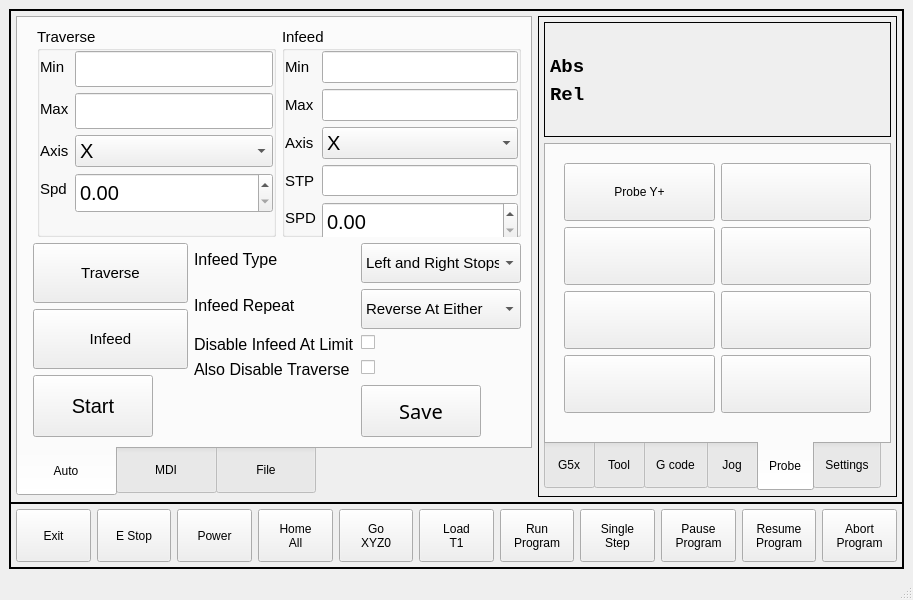
Qt form debian/python3-grinder-touch/usr/lib/python3/dist-packages/grinder_touch/mainwindow.ui (digiexchris/grinder_touch) before a commit.
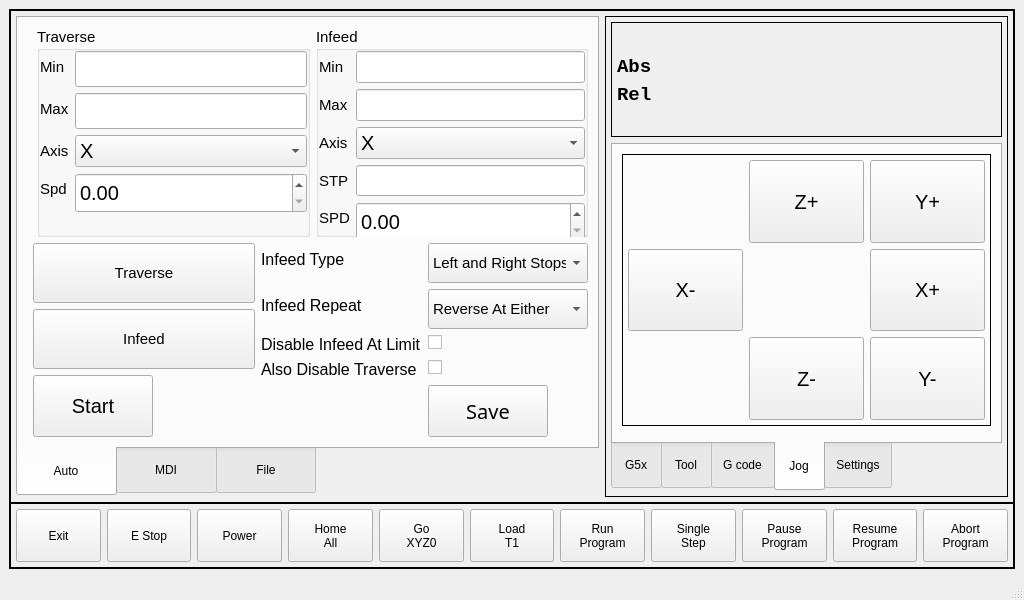
The same form after that commit. The open tabs and pages were chosen to show the change. Custom widgets are drawn as their Qt base class.

The edit to the form file:
```diff
--- a/debian/python3-grinder-touch/usr/lib/python3/dist-packages/grinder_touch/mainwindow.ui
+++ b/debian/python3-grinder-touch/usr/lib/python3/dist-packages/grinder_touch/mainwindow.ui
@@ -6,12 +6,12 @@
    <rect>
     <x>0</x>
     <y>0</y>
-    <width>913</width>
+    <width>1024</width>
     <height>600</height>
    </rect>
   </property>
   <property name="sizePolicy">
-   <sizepolicy hsizetype="Preferred" vsizetype="Preferred">
+   <sizepolicy hsizetype="Fixed" vsizetype="Fixed">
     <horstretch>0</horstretch>
     <verstretch>0</verstretch>
    </sizepolicy>
@@ -73,6 +73,9 @@
 }
 </string>
   </property>
+  <property name="documentMode">
+   <bool>false</bool>
+  </property>
   <widget class="QWidget" name="centralwidget">
    <layout class="QVBoxLayout" name="verticalLayout">
     <item>
@@ -317,6 +320,12 @@
                            <pointsize>15</pointsize>
                           </font>
                          </property>
+                         <property name="maximum">
+                          <double>9999.989999999999782</double>
+                         </property>
+                         <property name="singleStep">
+                          <double>0.500000000000000</double>
+                         </property>
                         </widget>
                        </item>
                       </layout>
@@ -474,6 +483,12 @@
                            <pointsize>15</pointsize>
                           </font>
                          </property>
+                         <property name="maximum">
+                          <double>9999.989999999999782</double>
+                         </property>
+                         <property name="singleStep">
+                          <double>0.250000000000000</double>
+                         </property>
                         </widget>
                        </item>
                       </layout>
@@ -739,7 +754,7 @@
                         <property name="minimumSize">
                          <size>
                           <width>52</width>
-                          <height>52</height>
+                          <height>30</height>
                          </size>
                         </property>
                         <property name="maximumSize">
@@ -2266,6 +2281,12 @@
              </property>
              <item>
               <widget class="QFrame" name="gridFrame">
+               <property name="sizePolicy">
+                <sizepolicy hsizetype="Minimum" vsizetype="Preferred">
+                 <horstretch>0</horstretch>
+                 <verstretch>0</verstretch>
+                </sizepolicy>
+               </property>
                <property name="frameShape">
                 <enum>QFrame::Box</enum>
                </property>
@@ -3432,53 +3453,6 @@
                  </item>
                 </layout>
                </widget>
-               <widget class="QWidget" name="tab_6">
-                <attribute name="title">
-                 <string>Probe</string>
-                </attribute>
-                <layout class="QGridLayout" name="gridLayout_6">
-                 <item row="0" column="0">
-                  <widget class="VCPWidget" name="widget_2">
-                   <layout class="QGridLayout" name="gridLayout_23">
-                    <item row="0" column="0">
-                     <widget class="MDIButton" name="mdibutton_15">
-                      <property name="text">
-                       <string>Probe Y+</string>
-                      </property>
-                      <property name="MDICommand" stdset="0">
-                       <string>o&lt;p-back&gt; call</string>
-                      </property>
-                     </widget>
-                    </item>
-                    <item row="2" column="0">
-                     <widget class="MDIButton" name="mdibutton_13"/>
-                    </item>
-                    <item row="1" column="0">
-                     <widget class="MDIButton" name="mdibutton_12"/>
-                    </item>
-                    <item row="3" column="1">
-                     <widget class="MDIButton" name="mdibutton_11"/>
-                    </item>
-                    <item row="0" column="1">
-                     <widget class="MDIButton" name="mdibutton_7"/>
-                    </item>
-                    <item row="1" column="1">
-                     <widget class="MDIButton" name="mdibutton_8"/>
-                    </item>
-                    <item row="3" column="0">
-                     <widget class="MDIButton" name="mdibutton_14"/>
-                    </item>
-                    <item row="2" column="1">
-                     <widget class="MDIButton" name="mdibutton_10"/>
-                    </item>
-                    <item row="4" column="0" colspan="2">
-                     <widget class="ProbeSim" name="probesim"/>
-                    </item>
-                   </layout>
-                  </widget>
-                 </item>
-                </layout>
-               </widget>
                <widget class="QWidget" name="tab_8">
                 <attribute name="title">
                  <string>Settings</string>
@@ -3733,11 +3707,6 @@
    <extends>QTableView</extends>
    <header>qtpyvcp.widgets.input_widgets.file_system</header>
   </customwidget>
-  <customwidget>
-   <class>ProbeSim</class>
-   <extends>QWidget</extends>
-   <header>qtpyvcp.widgets.input_widgets.probesim_widget</header>
-  </customwidget>
   <customwidget>
    <class>VCPFrame</class>
    <extends>QFrame</extends>
```
Left out of the diff: 7 changed lines with no effect on the pictures.
